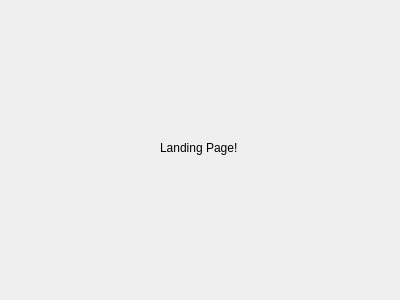
Before: the Qt Designer form LandingPage.ui in Terrabits/PACompressionTest, drawn with Qt 5.
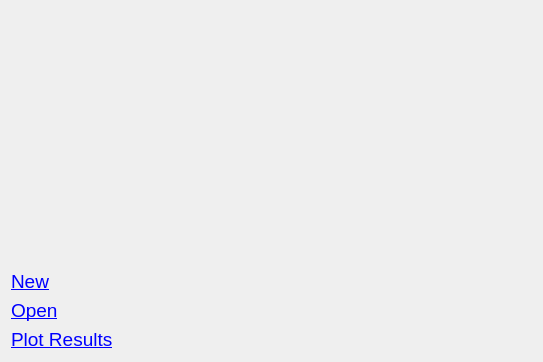
After: the same form once the commit is applied. Icons and pictures are not drawn. Custom widgets are drawn as their Qt base class.

Commit message: Touched landing page. Work in progress.

```diff
--- a/LandingPage.ui
+++ b/LandingPage.ui
@@ -6,26 +6,142 @@
    <rect>
     <x>0</x>
     <y>0</y>
-    <width>400</width>
-    <height>300</height>
+    <width>543</width>
+    <height>362</height>
    </rect>
   </property>
   <property name="windowTitle">
    <string>Form</string>
   </property>
-  <widget class="QLabel" name="label">
-   <property name="geometry">
-    <rect>
-     <x>160</x>
-     <y>140</y>
-     <width>191</width>
-     <height>16</height>
-    </rect>
-   </property>
-   <property name="text">
-    <string>Landing Page!</string>
-   </property>
-  </widget>
+  <layout class="QVBoxLayout" name="verticalLayout">
+   <item>
+    <widget class="QWidget" name="imageWidget" native="true">
+     <layout class="QHBoxLayout" name="horizontalLayout">
+      <property name="spacing">
+       <number>0</number>
+      </property>
+      <property name="leftMargin">
+       <number>0</number>
+      </property>
+      <property name="topMargin">
+       <number>0</number>
+      </property>
+      <property name="rightMargin">
+       <number>0</number>
+      </property>
+      <property name="bottomMargin">
+       <number>0</number>
+      </property>
+      <item>
+       <spacer name="horizontalSpacer">
+        <property name="orientation">
+         <enum>Qt::Horizontal</enum>
+        </property>
+        <property name="sizeHint" stdset="0">
+         <size>
+          <width>226</width>
+          <height>20</height>
+         </size>
+        </property>
+       </spacer>
+      </item>
+      <item>
+       <widget class="QLabel" name="image">
+        <property name="sizePolicy">
+         <sizepolicy hsizetype="Fixed" vsizetype="Fixed">
+          <horstretch>0</horstretch>
+          <verstretch>0</verstretch>
+         </sizepolicy>
+        </property>
+        <property name="minimumSize">
+         <size>
+          <width>64</width>
+          <height>64</height>
+         </size>
+        </property>
+        <property name="maximumSize">
+         <size>
+          <width>64</width>
+          <height>64</height>
+         </size>
+        </property>
+        <property name="text">
+         <string/>
+        </property>
+        <property name="pixmap">
+         <pixmap resource="Resources.qrc">:/new/icon_resource/RS.ico</pixmap>
+        </property>
+       </widget>
+      </item>
+      <item>
+       <spacer name="horizontalSpacer_2">
+        <property name="orientation">
+         <enum>Qt::Horizontal</enum>
+        </property>
+        <property name="sizeHint" stdset="0">
+         <size>
+          <width>225</width>
+          <height>20</height>
+         </size>
+        </property>
+       </spacer>
+      </item>
+     </layout>
+    </widget>
+   </item>
+   <item>
+    <spacer name="verticalSpacer">
+     <property name="orientation">
+      <enum>Qt::Vertical</enum>
+     </property>
+     <property name="sizeType">
+      <enum>QSizePolicy::Expanding</enum>
+     </property>
+     <property name="sizeHint" stdset="0">
+      <size>
+       <width>20</width>
+       <height>161</height>
+      </size>
+     </property>
+    </spacer>
+   </item>
+   <item>
+    <widget class="QLabel" name="label">
+     <property name="font">
+      <font>
+       <pointsize>14</pointsize>
+      </font>
+     </property>
+     <property name="text">
+      <string>&lt;html&gt;&lt;head/&gt;&lt;body&gt;&lt;p&gt;&lt;a href=&quot;New&quot;&gt;&lt;span style=&quot; text-decoration: underline; color:#0000ff;&quot;&gt;New&lt;/span&gt;&lt;/a&gt;&lt;/p&gt;&lt;/body&gt;&lt;/html&gt;</string>
+     </property>
+    </widget>
+   </item>
+   <item>
+    <widget class="QLabel" name="label_2">
+     <property name="font">
+      <font>
+       <pointsize>14</pointsize>
+      </font>
+     </property>
+     <property name="text">
+      <string>&lt;html&gt;&lt;head/&gt;&lt;body&gt;&lt;p&gt;&lt;a href=&quot;Open&quot;&gt;&lt;span style=&quot; text-decoration: underline; color:#0000ff;&quot;&gt;Open&lt;/span&gt;&lt;/a&gt;&lt;/p&gt;&lt;/body&gt;&lt;/html&gt;</string>
+     </property>
+    </widget>
+   </item>
+   <item>
+    <widget class="QLabel" name="label_3">
+     <property name="font">
+      <font>
+       <pointsize>14</pointsize>
+      </font>
+     </property>
+     <property name="text">
+      <string>&lt;html&gt;&lt;head/&gt;&lt;body&gt;&lt;p&gt;&lt;a href=&quot;Plot&quot;&gt;&lt;span style=&quot; text-decoration: underline; color:#0000ff;&quot;&gt;Plot Results&lt;/span&gt;&lt;/a&gt;&lt;/p&gt;&lt;/body&gt;&lt;/html&gt;</string>
+     </property>
+    </widget>
+   </item>
+  </layout>
  </widget>
  <customwidgets>
   <customwidget>
```
Left out of the diff: 4 changed lines with no effect on the pictures.
